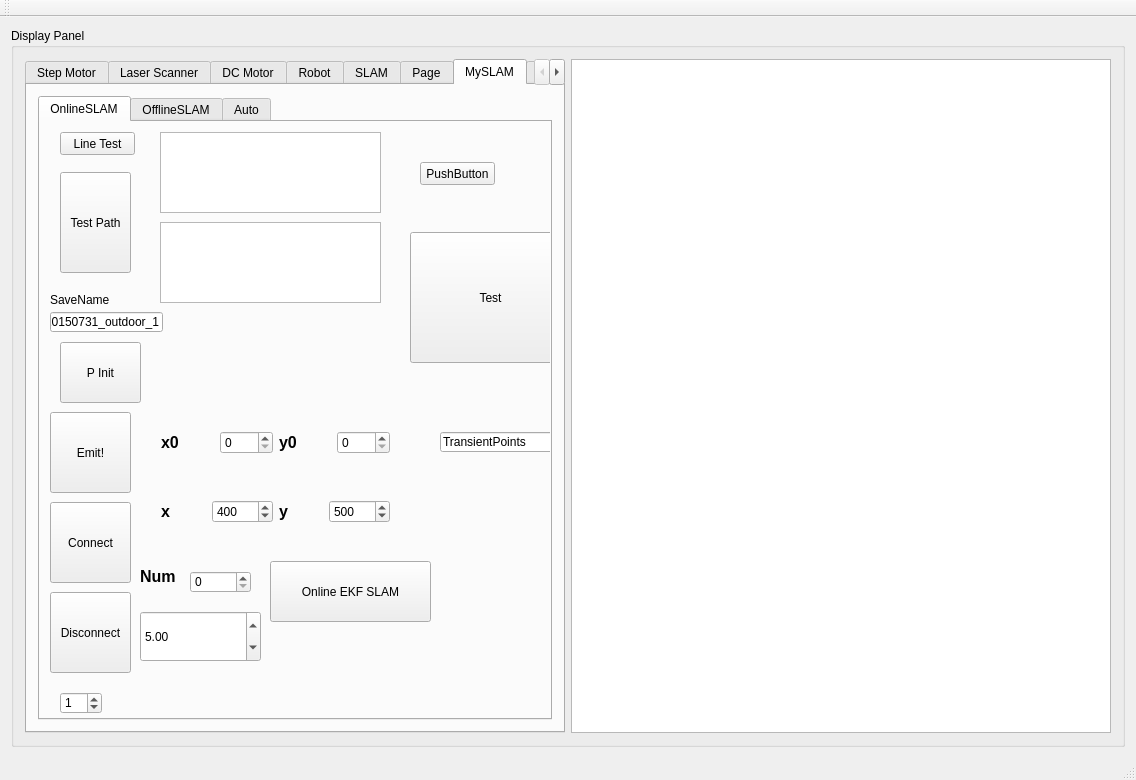
Qt form eic_test.ui (bill-lee/EIC_Final) before a commit.
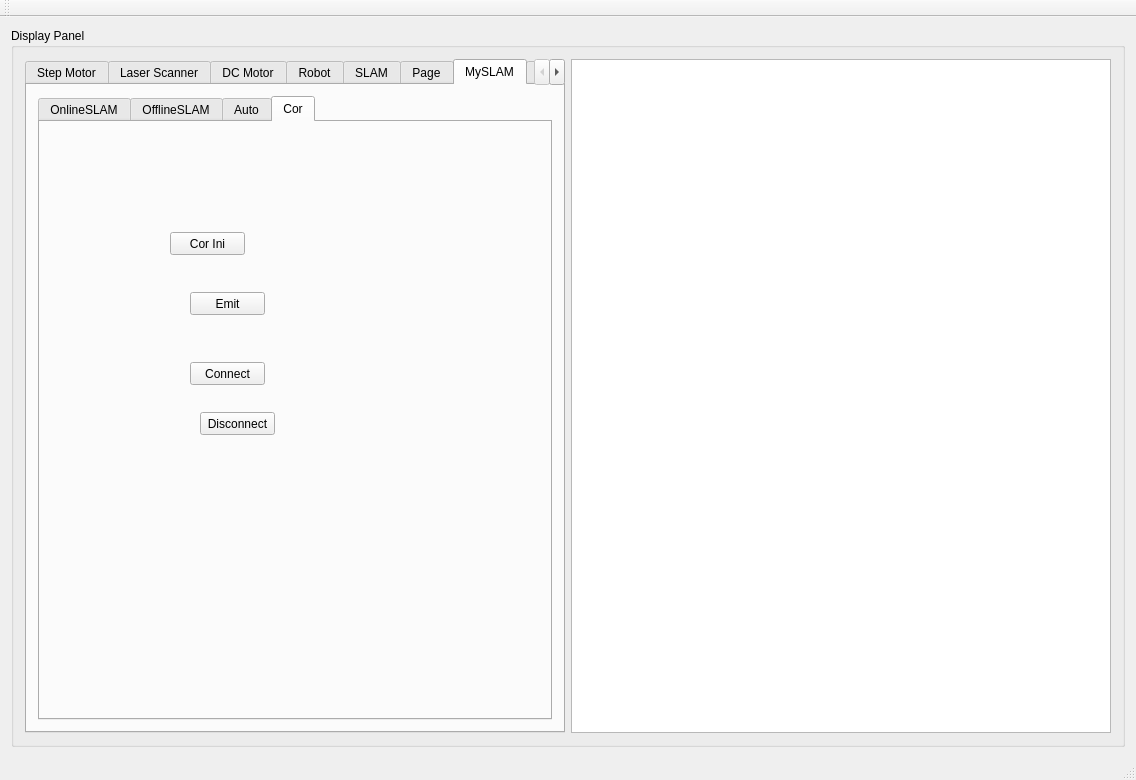
The same form after that commit. The open tabs and pages were chosen to show the change.

```diff
--- a/eic_test.ui
+++ b/eic_test.ui
@@ -2315,7 +2315,7 @@
            <item row="0" column="0">
             <widget class="QTabWidget" name="tabWidget_2">
              <property name="currentIndex">
-              <number>0</number>
+              <number>3</number>
              </property>
              <widget class="QWidget" name="tab_7">
               <attribute name="title">
@@ -2804,6 +2804,63 @@
                <string>Auto</string>
               </attribute>
              </widget>
+             <widget class="QWidget" name="tab_12">
+              <attribute name="title">
+               <string>Cor</string>
+              </attribute>
+              <widget class="QPushButton" name="pushButton_cor_ini">
+               <property name="geometry">
+                <rect>
+                 <x>130</x>
+                 <y>110</y>
+                 <width>75</width>
+                 <height>23</height>
+                </rect>
+               </property>
+               <property name="text">
+                <string>Cor Ini</string>
+               </property>
+              </widget>
+              <widget class="QPushButton" name="pushButton_cor_emit">
+               <property name="geometry">
+                <rect>
+                 <x>150</x>
+                 <y>170</y>
+                 <width>75</width>
+                 <height>23</height>
+                </rect>
+               </property>
+               <property name="text">
+                <string>Emit</string>
+               </property>
+              </widget>
+              <widget class="QPushButton" name="pushButton_cor_connect">
+               <property name="geometry">
+                <rect>
+                 <x>150</x>
+                 <y>240</y>
+                 <width>75</width>
+                 <height>23</height>
+                </rect>
+               </property>
+               <property name="text">
+                <string>Connect</string>
+               </property>
+              </widget>
+              <widget class="QPushButton" name="pushButton_cor_disconnect">
+               <property name="geometry">
+                <rect>
+                 <x>160</x>
+                 <y>290</y>
+                 <width>75</width>
+                 <height>23</height>
+                </rect>
+               </property>
+               <property name="text">
+                <string>Disconnect</string>
+               </property>
+              </widget>
+             </widget>
             </widget>
            </item>
           </layout>
```
Left out of the diff: 4 changed lines with no effect on the pictures.
